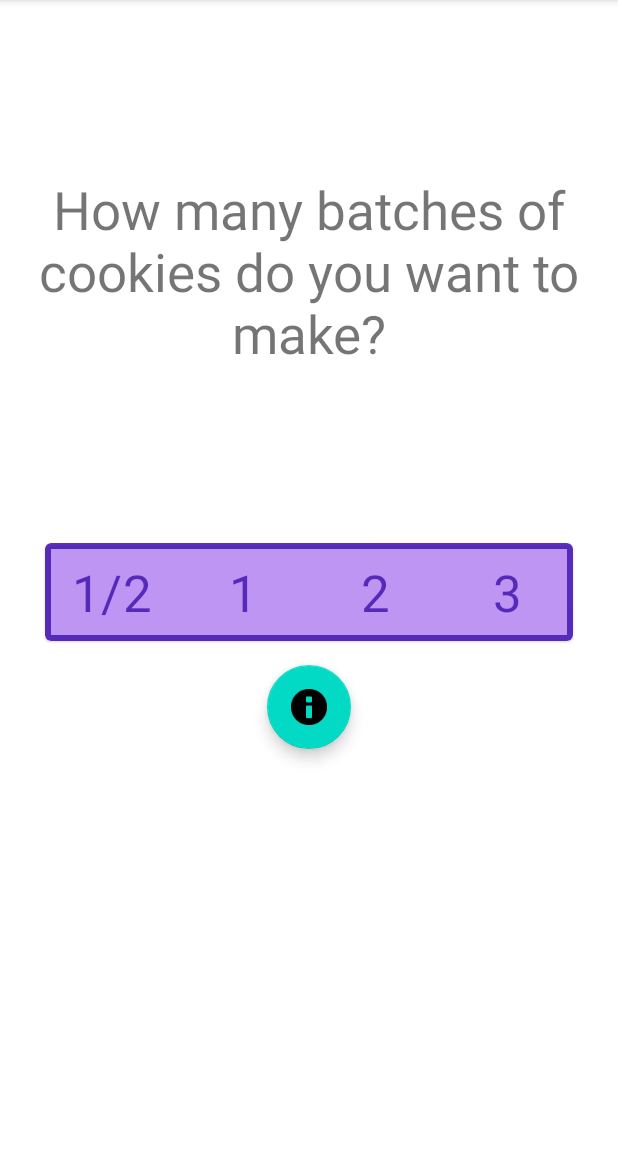
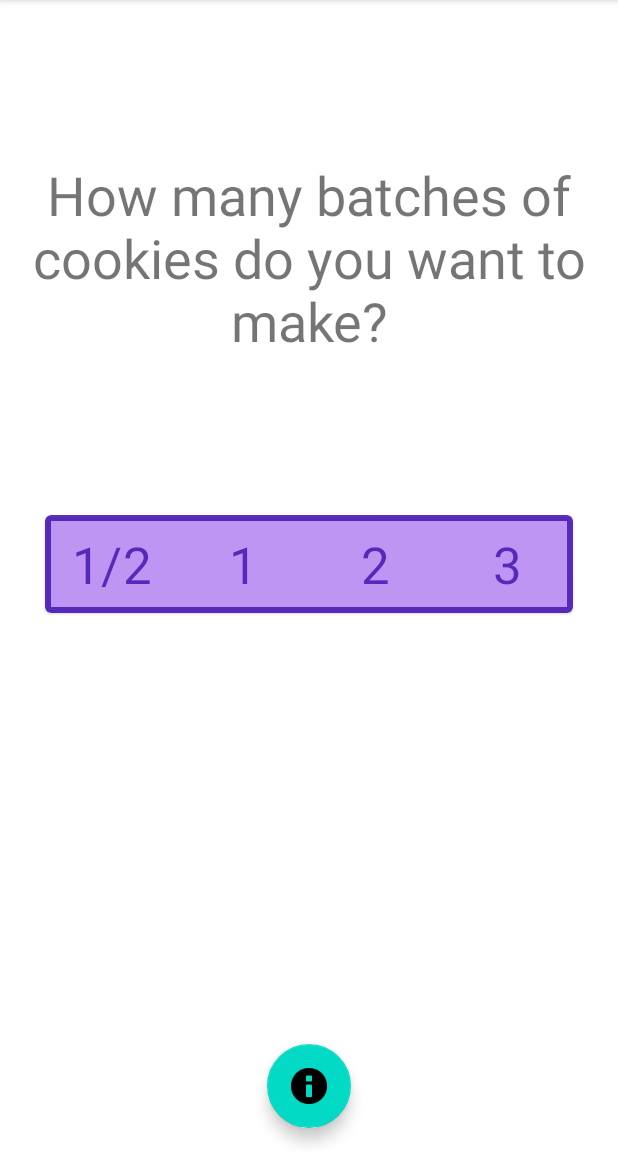
Before and after one commit to MiriamBistricer/RecipeConverter, an Android app: the screen it shows after launch (MainActivity), on a phone screen of 412 x 824 dp, the part 84-1236 px from its top. Run offline under Robolectric (Android 15) with nearby library versions, the phone set to English and light mode, and no system bars.

Commit message:
Update layout; added button listener

```diff
--- a/app/build.gradle
+++ b/app/build.gradle
@@ -4,7 +4,7 @@ plugins {
 
 android {
     compileSdkVersion 30
-    buildToolsVersion "30.0.2"
+    buildToolsVersion "30.0.3"
 
     defaultConfig {
         applicationId "com.example.recipe_converter"
@@ -33,10 +33,8 @@ dependencies {
     implementation 'androidx.appcompat:appcompat:1.2.0'
     implementation 'com.google.android.material:material:1.2.1'
     implementation 'androidx.constraintlayout:constraintlayout:2.0.4'
-    implementation 'androidx.navigation:navigation-fragment:2.3.2'
-    implementation 'androidx.navigation:navigation-ui:2.3.2'
     implementation 'com.google.code.gson:gson:2.8.6'
-    testImplementation 'junit:junit:4.+'
+    testImplementation 'junit:junit:4.13.1'
     androidTestImplementation 'androidx.test.ext:junit:1.1.2'
     androidTestImplementation 'androidx.test.espresso:espresso-core:3.3.0'
 }
--- a/app/src/main/res/layout/activity_main.xml
+++ b/app/src/main/res/layout/activity_main.xml
@@ -22,6 +22,14 @@
 
     <include layout="@layout/content_main" />
 
-
+    <com.google.android.material.floatingactionbutton.FloatingActionButton
+        android:id="@+id/fab"
+        android:layout_margin="@dimen/fab_margin"
+        android:layout_width="wrap_content"
+        android:layout_height="wrap_content"
+        android:layout_gravity="bottom|center"
+        app:layout_anchorGravity="center"
+        app:srcCompat="@android:drawable/ic_dialog_info"
+        android:contentDescription="fab" />
 
 </androidx.coordinatorlayout.widget.CoordinatorLayout>
--- a/app/src/main/res/layout/content_main.xml
+++ b/app/src/main/res/layout/content_main.xml
@@ -1,5 +1,5 @@
 <?xml version="1.0" encoding="utf-8"?>
-<androidx.appcompat.widget.LinearLayoutCompat xmlns:android="http://schemas.android.com/apk/res/android"
+<androidx.constraintlayout.widget.ConstraintLayout xmlns:android="http://schemas.android.com/apk/res/android"
     xmlns:app="http://schemas.android.com/apk/res-auto"
     android:layout_width="match_parent"
     android:layout_height="match_parent"
@@ -9,18 +9,15 @@
     <TextView
         style="@style/basicText"
         android:text="How many batches of cookies do you want to make?"
-        android:textSize="35dp"
-        android:layout_margin="16dp"
-        android:paddingTop="100dp"/>
+        android:textSize="36sp"
+        app:layout_constraintTop_toTopOf="parent"
+        app:layout_constraintBottom_toTopOf="@+id/card_buttons"
+        app:layout_constraintLeft_toLeftOf="parent"
+        app:layout_constraintRight_toRightOf="parent"
+        android:layout_margin="@dimen/fab_margin"
+        />
     <include layout="@layout/main_include_card_buttons"/>
-    <com.google.android.material.floatingactionbutton.FloatingActionButton
-        android:id="@+id/fab"
-        android:layout_width="wrap_content"
-        android:layout_height="wrap_content"
-        android:layout_gravity="bottom|center"
-        app:layout_anchorGravity="center"
-        app:srcCompat="@android:drawable/ic_dialog_info"
-        android:contentDescription="fab" />
+
    <!-- <TextView
         android:id="@+id/oil_amount"
         style="@style/basicText" />
@@ -101,4 +98,4 @@
         style="@style/basicText"
         android:text="@string/chocolate_chips"
         android:textAppearance="@style/TextAppearance.AppCompat.Medium"/>-->
-</androidx.appcompat.widget.LinearLayoutCompat>
+</androidx.constraintlayout.widget.ConstraintLayout>
--- a/app/src/main/res/layout/main_include_card_buttons.xml
+++ b/app/src/main/res/layout/main_include_card_buttons.xml
@@ -5,12 +5,13 @@
     xmlns:app="http://schemas.android.com/apk/res-auto"
     xmlns:tools="http://schemas.android.com/tools"
     style="@style/MaterialCardWithBorder"
+    android:id="@+id/card_buttons"
     android:layout_width="wrap_content"
     android:layout_height="wrap_content"
     android:layout_marginBottom="16dp"
-    android:layout_marginTop="100dp"
     android:alpha=".8"
     android:layout_gravity="center_horizontal"
+    app:layout_constraintTop_toTopOf="parent"
     app:layout_constraintBottom_toBottomOf="parent"
     app:layout_constraintEnd_toEndOf="parent"
     app:layout_constraintStart_toStartOf="parent"
--- a/app/src/main/res/values/styles.xml
+++ b/app/src/main/res/values/styles.xml
@@ -16,6 +16,6 @@
         <item name="android:textAppearance">@style/TextAppearance.MaterialComponents.Headline4
         </item>
         <item name="android:textColor">@color/design_default_color_primary_dark</item>
-        <item name="android:onClick">pick123</item>
+        <item name="android:onClick">pickNumberOfBatches</item>
     </style>
 </resources>
--- a/build.gradle
+++ b/build.gradle
@@ -5,7 +5,7 @@ buildscript {
         jcenter()
     }
     dependencies {
-        classpath "com.android.tools.build:gradle:4.1.0"
+        classpath 'com.android.tools.build:gradle:4.1.1'
 
         // NOTE: Do not place your application dependencies here; they belong
         // in the individual module build.gradle files
```
Also changed, not shown: app/src/main/java/com/example/recipe_converter/IngredientActivity.java (+12 -5 lines), app/src/main/java/com/example/recipe_converter/MainActivity.java (+15 -2 lines), gradle/wrapper/gradle-wrapper.properties.
